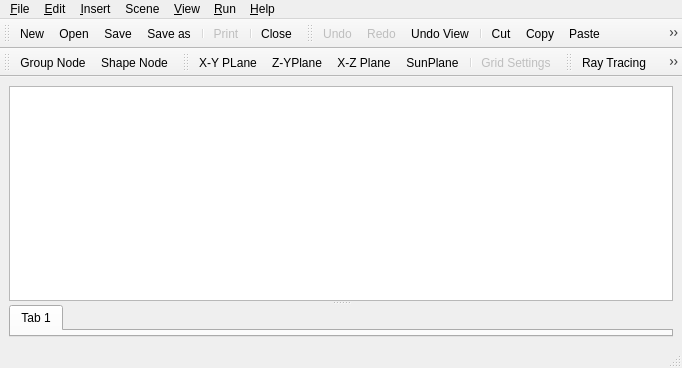
Qt form source/application/gui/MainWindow.ui (CST-Modelling-Tools/TonatiuhPP) before a commit.
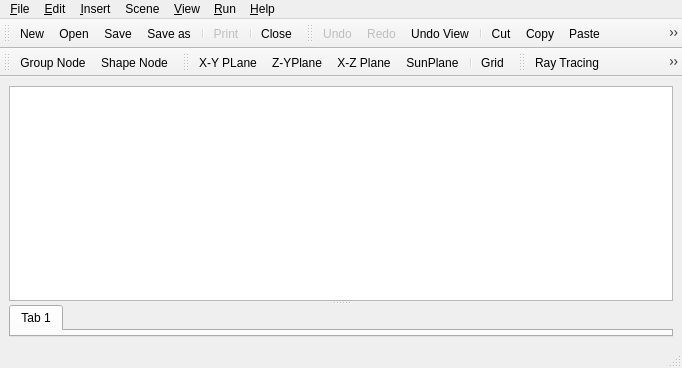
The same form after that commit. Icons and pictures are not drawn. Custom widgets are drawn as their Qt base class.

Commit message: sun dialog simplified

```diff
--- a/source/application/gui/MainWindow.ui
+++ b/source/application/gui/MainWindow.ui
@@ -311,7 +311,7 @@
    <addaction name="action_X_Z_Plane"/>
    <addaction name="actionSunPlane"/>
    <addaction name="separator"/>
-   <addaction name="actionGridSettings"/>
+   <addaction name="actionGrid"/>
   </widget>
   <widget class="QToolBar" name="raytraceToolBar">
    <property name="windowTitle">
```
Left out of the diff: 8 changed lines with no effect on the pictures. The commit also changes 6 other files.
